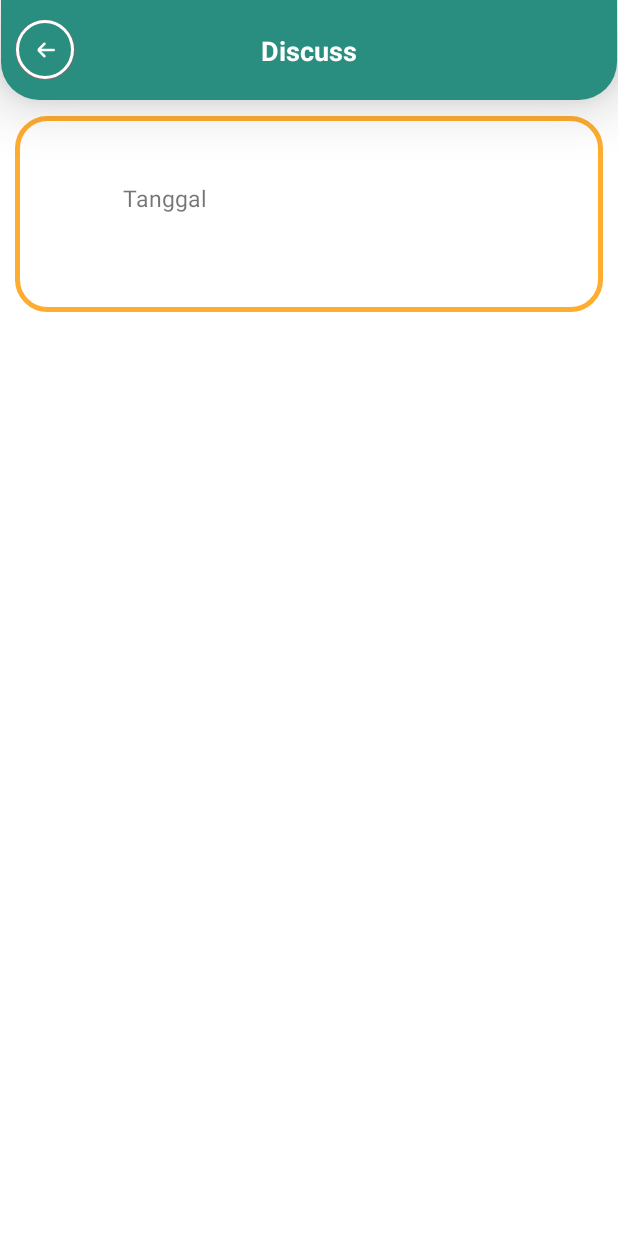
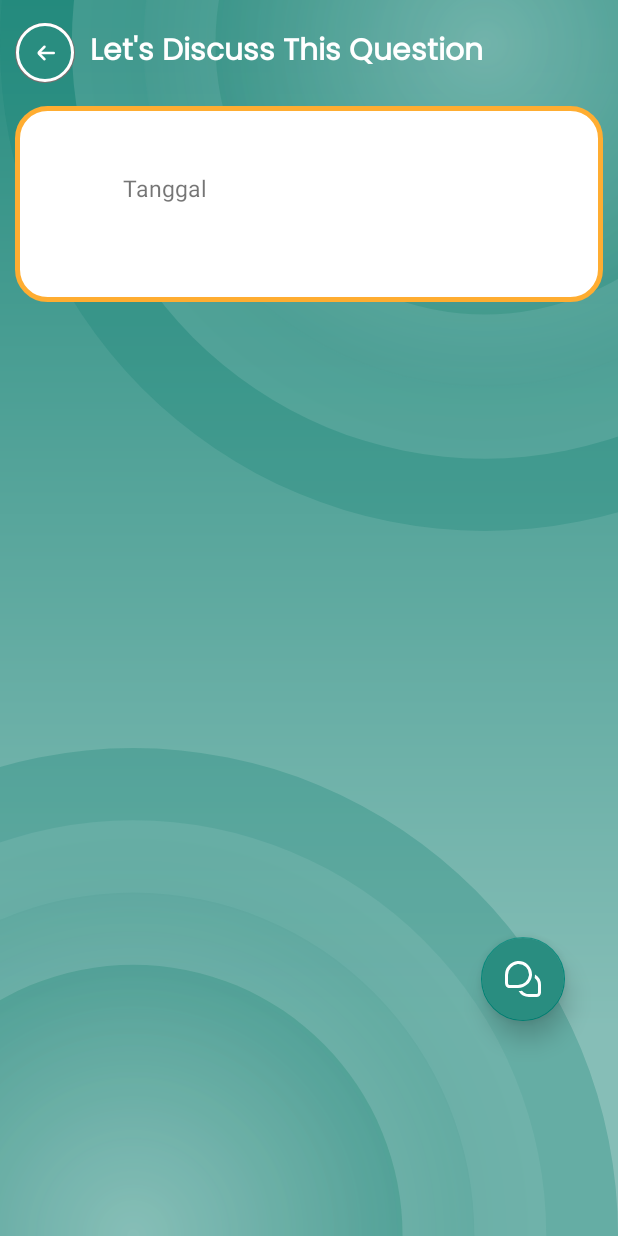
Before and after one commit to PratamaIwang/tanya.in, an Android app: the discussActivity screen opened directly, with no data from a screen before it, on a phone screen of 412 x 824 dp. Run offline under Robolectric (Android 15) with nearby library versions, the phone set to English and light mode, and no system bars; our stand-ins replace CircleImageView, Firebase (no records; nobody signed in at launch, a user with empty details on screens opened directly); 1 statement that could not run was skipped.

Commit message:
tacappppppp 1.0

```diff
--- /dev/null
+++ b/app/src/main/res/drawable/ic_komen.xml
@@ -0,0 +1 @@
+<vector xmlns:android="http://schemas.android.com/apk/res/android" android:width="24dp" android:height="24dp" android:viewportWidth="24" android:viewportHeight="24" android:tint="@color/white"><path android:fillColor="@android:color/white" android:pathData="M24,16v5a3,3,0,0,1-3,3H16a8,8,0,0,1-6.92-4,10.968,10.968,0,0,0,2.242-.248A5.988,5.988,0,0,0,16,22h5a1,1,0,0,0,1-1V16a5.988,5.988,0,0,0-2.252-4.678A10.968,10.968,0,0,0,20,9.08,8,8,0,0,1,24,16ZM17.977,9.651A9,9,0,0,0,8.349.023,9.418,9.418,0,0,0,0,9.294v5.04C0,16.866,1.507,18,3,18H8.7A9.419,9.419,0,0,0,17.977,9.651Zm-4.027-5.6a7.018,7.018,0,0,1,2.032,5.46A7.364,7.364,0,0,1,8.7,16H3c-.928,0-1-1.275-1-1.666V9.294A7.362,7.362,0,0,1,8.49,2.018Q8.739,2,8.988,2A7.012,7.012,0,0,1,13.95,4.051Z"/></vector>
--- a/app/src/main/res/layout/activity_discuss.xml
+++ b/app/src/main/res/layout/activity_discuss.xml
@@ -1,20 +1,23 @@
 <?xml version="1.0" encoding="utf-8"?>
-<LinearLayout xmlns:android="http://schemas.android.com/apk/res/android"
+<androidx.drawerlayout.widget.DrawerLayout xmlns:android="http://schemas.android.com/apk/res/android"
     xmlns:app="http://schemas.android.com/apk/res-auto"
     xmlns:tools="http://schemas.android.com/tools"
     android:layout_width="match_parent"
     android:layout_height="match_parent"
-    android:background="@color/white"
+    android:background="@drawable/bg_1"
     android:orientation="vertical"
     tools:context=".discussActivity">
 
+    <RelativeLayout
+        android:layout_width="match_parent"
+        android:layout_height="wrap_content"
+        android:orientation="vertical">
 
         <LinearLayout
-        android:id="@+id/dashboard"
+            android:id="@+id/headerDiscuss"
             android:layout_width="match_parent"
-        android:layout_height="67dp"
-        android:background="@drawable/header_dash"
-        android:elevation="20dp"
+            android:layout_height="wrap_content"
+            android:layout_marginVertical="15dp"
             android:gravity="center_vertical"
             android:orientation="horizontal">
 
@@ -22,7 +25,7 @@
                 android:id="@+id/discuss_Backbtn"
                 android:layout_width="40dp"
                 android:layout_height="40dp"
-            android:layout_marginLeft="10dp"
+                android:layout_marginStart="10dp"
                 android:background="@drawable/white_stroke_circel"
                 android:padding="10dp"
                 app:srcCompat="@drawable/ic_back"
@@ -32,22 +35,24 @@
                 android:layout_width="match_parent"
                 android:layout_height="wrap_content"
                 android:layout_marginRight="50dp"
-            android:gravity="center"
-            android:text="Discuss"
+                android:fontFamily="@font/poppins_regular"
+                android:gravity="left"
+                android:paddingStart="10dp"
+                android:text="Let's Discuss This Question"
                 android:textColor="@color/white"
-            android:textSize="18dp"
+                android:textSize="20sp"
                 android:textStyle="bold" />
-
         </LinearLayout>
 
         <LinearLayout
-        android:orientation="vertical"
+            android:id="@+id/question"
             android:layout_width="match_parent"
             android:layout_height="wrap_content"
-        android:layout_marginTop="10dp"
+            android:layout_below="@+id/headerDiscuss"
             android:layout_marginHorizontal="10dp"
+            android:background="@drawable/questions_item"
             android:fontFamily="@font/poppins"
-        android:background="@drawable/questions_item">
+            android:orientation="vertical">
 
             <LinearLayout
                 android:layout_width="match_parent"
@@ -55,7 +60,7 @@
                 android:layout_margin="10dp"
                 android:orientation="horizontal">
 
-            <ImageView
+                <de.hdodenhof.circleimageview.CircleImageView
                     android:id="@+id/discuss_Profilepic"
                     android:layout_width="50dp"
                     android:layout_height="50dp"
@@ -80,16 +85,16 @@
                         android:id="@+id/discuss_Date"
                         android:layout_width="match_parent"
                         android:layout_height="wrap_content"
-                    android:textSize="15dp"
-                    android:text="Tanggal"/>
+                        android:text="Tanggal"
+                        android:textSize="15dp" />
                 </LinearLayout>
 
                 <TextView
                     android:id="@+id/discuss_Category"
                     android:layout_width="wrap_content"
                     android:layout_height="wrap_content"
-                android:textSize="15dp"
-                android:text="Kategori"/>
+                    android:text="Kategori"
+                    android:textSize="15dp" />
 
             </LinearLayout>
 
@@ -97,18 +102,18 @@
                 android:id="@+id/discuss_QuestionDesc"
                 android:layout_width="match_parent"
                 android:layout_height="wrap_content"
+                android:layout_marginHorizontal="10dp"
                 android:layout_marginVertical="10dp"
-            android:layout_marginHorizontal="10dp"
-            android:textSize="20dp"
-            android:text="Isi Pertanyaannnya apa?"/>
+                android:text="Isi Pertanyaannnya apa?"
+                android:textSize="20dp" />
 
             <ImageView
                 android:id="@+id/discuss_QuestionImg"
                 android:layout_width="match_parent"
-            android:layout_marginTop="5dp"
                 android:layout_height="200dp"
                 android:layout_margin="10dp"
-            android:visibility="gone"/>
+                android:layout_marginTop="5dp"
+                android:visibility="gone" />
 
         </LinearLayout>
 
@@ -116,10 +121,31 @@
             android:id="@+id/discuss_RecyclerView"
             android:layout_width="match_parent"
             android:layout_height="wrap_content"
-        android:layout_marginTop="10dp"
+            android:layout_below="@+id/question"
             android:layout_marginHorizontal="10dp"
+            android:layout_marginTop="15dp"
             android:scrollbars="vertical">
 
         </androidx.recyclerview.widget.RecyclerView>
 
-</LinearLayout>
+        <com.google.android.material.floatingactionbutton.FloatingActionButton
+            android:id="@+id/fab1"
+            android:layout_width="wrap_content"
+            android:layout_height="wrap_content"
+            android:layout_below="@+id/headerDiscuss"
+            android:layout_alignParentEnd="true"
+            android:layout_marginTop="554dp"
+            android:layout_marginEnd="35dp"
+            android:backgroundTint="@color/green002"
+            android:src="@drawable/ic_komen"
+            app:elevation="10dp"
+            app:fabSize="normal"
+            app:layout_constraintBottom_toBottomOf="parent"
+            app:layout_constraintEnd_toEndOf="parent"
+            app:layout_constraintHorizontal_bias="0.907"
+            app:layout_constraintStart_toStartOf="parent"
+            app:layout_constraintTop_toTopOf="parent"
+            app:layout_constraintVertical_bias="0.883"
+            app:tint="@color/white" />
+    </RelativeLayout>
+</androidx.drawerlayout.widget.DrawerLayout>
--- a/app/src/main/res/layout/activity_splash_screen.xml
+++ b/app/src/main/res/layout/activity_splash_screen.xml
@@ -4,7 +4,7 @@
     xmlns:tools="http://schemas.android.com/tools"
     android:layout_width="match_parent"
     android:layout_height="match_parent"
-    android:background="@drawable/splashscreen"
+    android:background="@drawable/bg_splash"
     tools:context=".SplashScreen">
 
 </androidx.constraintlayout.widget.ConstraintLayout>
```
Also changed, not shown: app/src/main/res/drawable/bg_2.xml (added, +23 -0 lines), app/src/main/res/drawable/bg_sidebar.xml (added, +56 -0 lines), app/src/main/res/drawable/bg_splash.xml (added, +97 -0 lines), app/src/main/res/drawable/gradient_green.xml (+1 -7 lines), app/src/main/res/layout/activity_dash.xml (+4 -4 lines), app/src/main/res/layout/header.xml (+13 -19 lines), app/src/main/res/layout/questions.xml (+16 -11 lines). Lines whose indentation alone changed are shown as unchanged.
